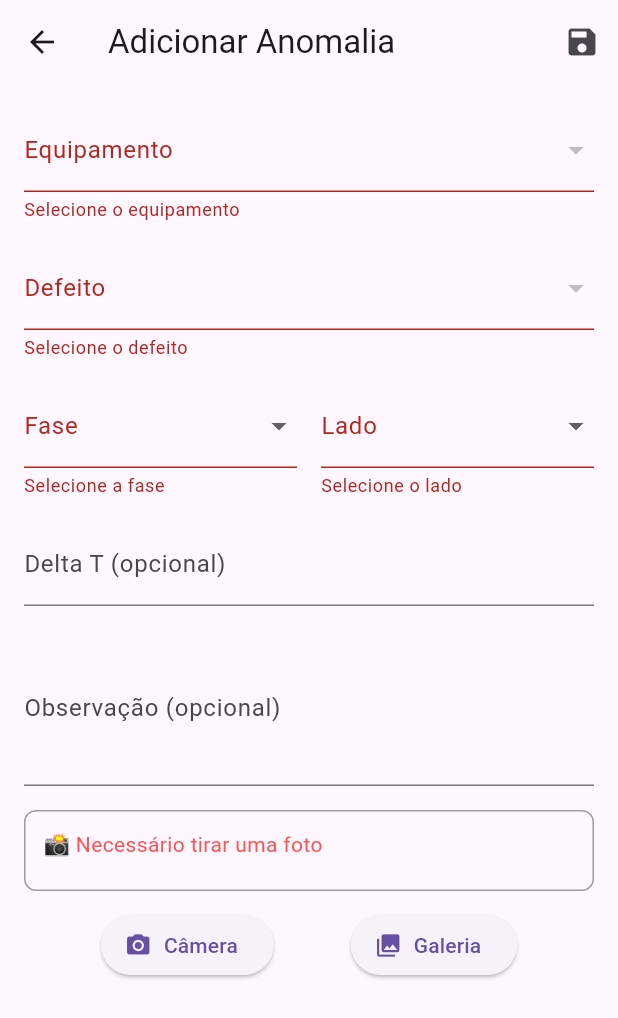
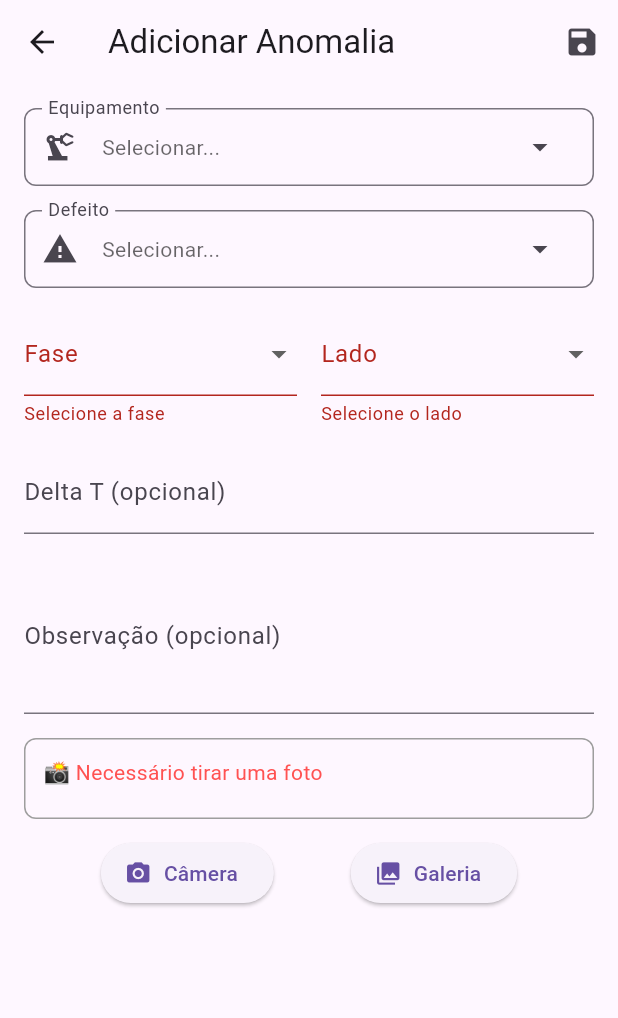
Before and after one commit to xavierheitor/sympla_app, a Flutter app: the AnomaliaFormWidget screen opened directly, after a tap on the "save" icon, on a phone screen of 412 x 824 dp. Shown: the top 1018 px of the screen. Run offline on Flutter 3.47's test engine with Material 3 defaults, Android fonts, the phone set to English and light mode, and no system bars; our stand-ins replace dio, drift, flutter_typeahead, get, image_picker, signature; accounts and stored records are empty; generated files the repository leaves out were written again.

Commit message:
adicaodde anomalias corrigido

```diff
--- a/lib/modules/resumo_anomalias/widgets/anomalia_form_widget.dart
+++ b/lib/modules/resumo_anomalias/widgets/anomalia_form_widget.dart
@@ -10,6 +10,7 @@ import 'package:sympla_app/core/storage/converters/fase_converter.dart';
 import 'package:sympla_app/core/storage/converters/lado_converter.dart';
 import 'package:sympla_app/modules/resumo_anomalias/resumo_anomalias_controller.dart';
 import 'package:sympla_app/modules/resumo_anomalias/widgets/imagem_anomalia_field.dart';
+import 'package:sympla_app/widgets/custom_searcheable_dropdown.dart'; // 👈 novo import
 
 class AnomaliaFormWidget extends StatefulWidget {
   final String perguntaId;
@@ -34,37 +35,46 @@ class _AnomaliaFormWidgetState extends State<AnomaliaFormWidget> {
 
   final TextEditingController deltaController = TextEditingController();
   final TextEditingController observacaoController = TextEditingController();
-
   final imagemBytesNotifier = ValueNotifier<Uint8List?>(null);
 
   late final ResumoAnomaliasController controller;
+
+  // 👇 controladores novos para dropdowns pesquisáveis
+  late final SearchableDropdownController<EquipamentoTableDto> equipDropdownCtrl;
+  late final SearchableDropdownController<DefeitoTableDto> defeitoDropdownCtrl;
+
+  final RxBool salvando = false.obs; // loader do botão salvar
 
   @override
   void initState() {
     super.initState();
     controller = Get.find();
 
+    equipDropdownCtrl = SearchableDropdownController<EquipamentoTableDto>(
+      initialItems: controller.equipamentos.toList(),
+      itemLabel: (e) => e.nome,
+    );
+
+    defeitoDropdownCtrl = SearchableDropdownController<DefeitoTableDto>(
+      initialItems: controller.defeitos.toList(),
+      itemLabel: (d) => d.descricao,
+    );
+
+    // se veio uma anomalia já existente → pré-seleciona os valores
     controller.carregarEquipamentos().then((_) async {
       if (widget.anomaliaExistente != null) {
         final a = widget.anomaliaExistente!;
+        equipamentoSelecionado.value = a.equipamento ??
+            controller.equipamentos.firstWhereOrNull((e) => e.uuid == a.equipamentoId);
 
-        // 👉 Seleciona o equipamento
-        equipamentoSelecionado.value = a.equipamento ??
-            controller.equipamentos
-                .firstWhereOrNull((e) => e.uuid == a.equipamentoId);
-
-        // 👉 Carrega defeitos do equipamento
         if (equipamentoSelecionado.value != null) {
-          controller.equipamentoSelecionado.value =
-              equipamentoSelecionado.value;
+          controller.equipamentoSelecionado.value = equipamentoSelecionado.value;
           await controller.carregarDefeitos(equipamentoSelecionado.value!);
         }
 
-        // 👉 Só agora seleciona o defeito
-        defeitoSelecionado.value = a.defeito ??
-            controller.defeitos.firstWhereOrNull((d) => d.uuid == a.defeitoId);
+        defeitoSelecionado.value =
+            a.defeito ?? controller.defeitos.firstWhereOrNull((d) => d.uuid == a.defeitoId);
 
-        // 👉 Demais campos
         faseSelecionada.value = a.fase;
         ladoSelecionado.value = a.lado;
         deltaController.text = a.delta?.toString() ?? '';
@@ -73,7 +83,22 @@ class _AnomaliaFormWidgetState extends State<AnomaliaFormWidget> {
         if (a.foto != null && a.foto!.isNotEmpty) {
           imagemBytesNotifier.value = a.foto!;
         }
+
+        // atualiza controllers visuais
+        if (equipamentoSelecionado.value != null) {
+          equipDropdownCtrl.select(equipamentoSelecionado.value!);
         }
+        if (defeitoSelecionado.value != null) {
+          defeitoDropdownCtrl.select(defeitoSelecionado.value!);
+        }
+      }
+    });
+
+    // bind reativo para atualizar as listas
+    ever(controller.equipamentos, (lista) => equipDropdownCtrl.setItems(lista));
+    ever(controller.defeitos, (lista) {
+      defeitoDropdownCtrl.setItems(lista);
+      defeitoDropdownCtrl.loading.value = false;
     });
   }
 
@@ -90,14 +115,24 @@ class _AnomaliaFormWidgetState extends State<AnomaliaFormWidget> {
     return SafeArea(
       child: Scaffold(
         appBar: AppBar(
-          title: Text(widget.anomaliaExistente != null
-              ? 'Editar Anomalia'
-              : 'Adicionar Anomalia'),
+          title: Text(widget.anomaliaExistente != null ? 'Editar Anomalia' : 'Adicionar Anomalia'),
           actions: [
-            IconButton(
+            Obx(() {
+              if (salvando.value) {
+                return const Padding(
+                  padding: EdgeInsets.only(right: 16),
+                  child: SizedBox(
+                    width: 20,
+                    height: 20,
+                    child: CircularProgressIndicator(strokeWidth: 2),
+                  ),
+                );
+              }
+              return IconButton(
                 icon: const Icon(Icons.save),
                 onPressed: _salvarAnomalia,
-            )
+              );
+            }),
           ],
         ),
         body: Padding(
@@ -107,70 +142,54 @@ class _AnomaliaFormWidgetState extends State<AnomaliaFormWidget> {
             child: SingleChildScrollView(
               child: Column(
                 children: [
-                  Obx(() => DropdownButtonFormField<EquipamentoTableDto>(
-                        value: equipamentoSelecionado.value,
-                        decoration:
-                            const InputDecoration(labelText: 'Equipamento'),
-                        items: controller.equipamentos.map((e) {
-                          return DropdownMenuItem(
-                              value: e, child: Text(e.nome));
-                        }).toList(),
+                  // 🔽 dropdown pesquisável de equipamento
+                  SearchableDropdown<EquipamentoTableDto>(
+                    controller: equipDropdownCtrl,
+                    labelText: 'Equipamento',
+                    leadingIcon: const Icon(Icons.precision_manufacturing),
                     onChanged: (value) {
                       equipamentoSelecionado.value = value;
                       defeitoSelecionado.value = null;
+                      defeitoDropdownCtrl.clearSelection();
+                      defeitoDropdownCtrl.loading.value = true;
                       if (value != null) {
                         controller.equipamentoSelecionado.value = value;
                         controller.carregarDefeitos(value);
                       }
                     },
-                        validator: (value) =>
-                            value == null ? 'Selecione o equipamento' : null,
-                      )),
+                  ),
                   const SizedBox(height: 16),
-                  Obx(() => DropdownButtonFormField<DefeitoTableDto>(
-                        value: defeitoSelecionado.value,
-                        decoration: const InputDecoration(labelText: 'Defeito'),
-                        items: controller.defeitos.map((d) {
-                          return DropdownMenuItem(
-                              value: d,
-                              child: Text('${d.codigoSap} - ${d.descricao}'));
-                        }).toList(),
+                  // 🔽 dropdown pesquisável de defeito
+                  SearchableDropdown<DefeitoTableDto>(
+                    controller: defeitoDropdownCtrl,
+                    labelText: 'Defeito',
+                    leadingIcon: const Icon(Icons.report_problem),
                     onChanged: (value) => defeitoSelecionado.value = value,
-                        validator: (value) =>
-                            value == null ? 'Selecione o defeito' : null,
-                      )),
+                  ),
                   const SizedBox(height: 16),
                   Row(
                     children: [
                       Expanded(
                         child: Obx(() => DropdownButtonFormField<FaseAnomalia>(
                               value: faseSelecionada.value,
-                              decoration:
-                                  const InputDecoration(labelText: 'Fase'),
-                              items: FaseAnomalia.values.map((f) {
-                                return DropdownMenuItem(
-                                    value: f, child: Text(f.label));
-                              }).toList(),
-                              onChanged: (value) =>
-                                  faseSelecionada.value = value,
-                              validator: (value) =>
-                                  value == null ? 'Selecione a fase' : null,
+                              decoration: const InputDecoration(labelText: 'Fase'),
+                              items: FaseAnomalia.values
+                                  .map((f) => DropdownMenuItem(value: f, child: Text(f.label)))
+                                  .toList(),
+                              onChanged: (value) => faseSelecionada.value = value,
+                              validator: (value) => value == null ? 'Selecione a fase' : null,
                             )),
                       ),
                       const SizedBox(width: 16),
                       Expanded(
                         child: Obx(() => DropdownButtonFormField<LadoAnomalia>(
                               value: ladoSelecionado.value,
-                              decoration:
-                                  const InputDecoration(labelText: 'Lado'),
-                              items: LadoAnomalia.values.map((l) {
-                                return DropdownMenuItem(
-                                    value: l, child: Text(l.label));
-                              }).toList(),
-                              onChanged: (value) =>
-                                  ladoSelecionado.value = value,
-                              validator: (value) =>
-                                  value == null ? 'Selecione o lado' : null,
+                              decoration: const InputDecoration(labelText: 'Lado'),
+                              items: LadoAnomalia.values
+                                  .map((l) => DropdownMenuItem(value: l, child: Text(l.label)))
+                                  .toList(),
+                              onChanged: (value) => ladoSelecionado.value = value,
+                              validator: (value) => value == null ? 'Selecione o lado' : null,
                             )),
                       ),
                     ],
@@ -180,17 +199,14 @@ class _AnomaliaFormWidgetState extends State<AnomaliaFormWidget> {
                     controller: deltaController,
                     keyboardType: TextInputType.number,
                     inputFormatters: [
-                      FilteringTextInputFormatter.allow(
-                          RegExp(r'^\d*\.?\d{0,2}')),
+                      FilteringTextInputFormatter.allow(RegExp(r'^\d*\.?\d{0,2}')),
                     ],
-                    decoration:
-                        const InputDecoration(labelText: 'Delta T (opcional)'),
+                    decoration: const InputDecoration(labelText: 'Delta T (opcional)'),
                   ),
                   const SizedBox(height: 16),
                   TextFormField(
                     controller: observacaoController,
-                    decoration: const InputDecoration(
-                        labelText: 'Observação (opcional)'),
+                    decoration: const InputDecoration(labelText: 'Observação (opcional)'),
                     maxLines: 3,
                   ),
                   const SizedBox(height: 16),
@@ -207,8 +223,7 @@ class _AnomaliaFormWidgetState extends State<AnomaliaFormWidget> {
   Future<void> _salvarAnomalia() async {
     if (!_formKey.currentState!.validate()) return;
 
-    final atividade =
-        Get.find<AtividadeController>().atividadeEmAndamento.value;
+    final atividade = Get.find<AtividadeController>().atividadeEmAndamento.value;
     final equipamento = equipamentoSelecionado.value;
     final defeito = defeitoSelecionado.value;
     final fase = faseSelecionada.value;
@@ -223,6 +238,8 @@ class _AnomaliaFormWidgetState extends State<AnomaliaFormWidget> {
       return;
     }
 
+    salvando.value = true;
+    try {
       final novaAnomalia = AnomaliaTableDto(
         id: widget.anomaliaExistente?.id,
         perguntaId: widget.perguntaId,
@@ -232,9 +249,8 @@ class _AnomaliaFormWidgetState extends State<AnomaliaFormWidget> {
         fase: fase,
         lado: lado,
         delta: double.tryParse(deltaController.text),
-      observacao: observacaoController.text.trim().isEmpty
-          ? null
-          : observacaoController.text.trim(),
+        observacao:
+            observacaoController.text.trim().isEmpty ? null : observacaoController.text.trim(),
         foto: imagemBytesNotifier.value,
         corrigida: widget.anomaliaExistente?.corrigida ?? false,
         nomeEquipamento: equipamento.nome,
@@ -245,5 +261,13 @@ class _AnomaliaFormWidgetState extends State<AnomaliaFormWidget> {
 
       await controller.salvarOuAtualizarAnomalia(novaAnomalia);
       Get.back();
+    } catch (e, s) {
+      AppLogger.e('[AnomaliaFormWidget] Erro ao salvar anomalia', error: e, stackTrace: s);
+      ScaffoldMessenger.of(context).showSnackBar(
+        const SnackBar(content: Text('Erro ao salvar. Tente novamente.')),
+      );
+    } finally {
+      salvando.value = false;
     }
   }
+}
```
Lines whose indentation alone changed are shown as unchanged.
